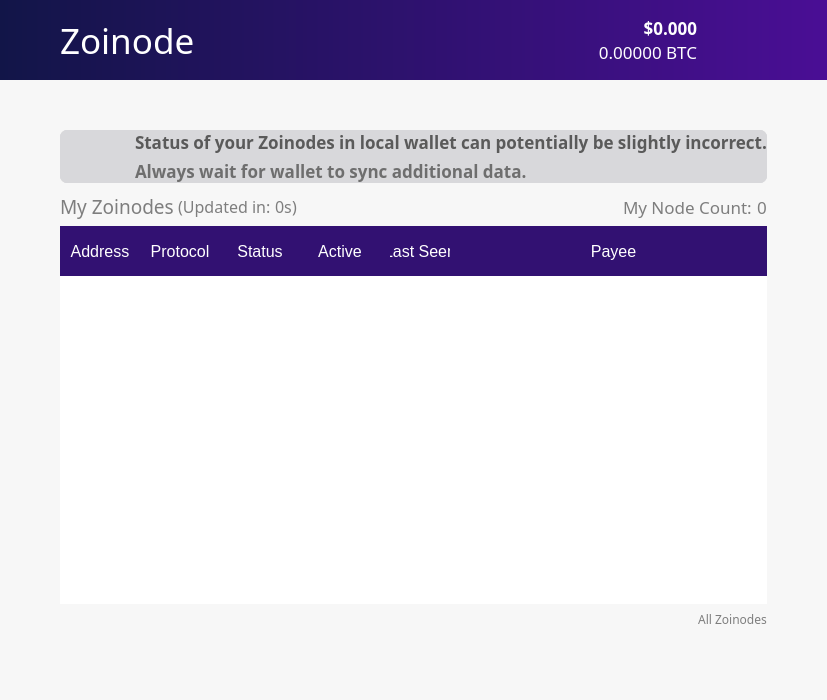
The window that src/qt/forms/zoinodes.ui (noirofficial/noir) describes before a commit, drawn with Qt 5.
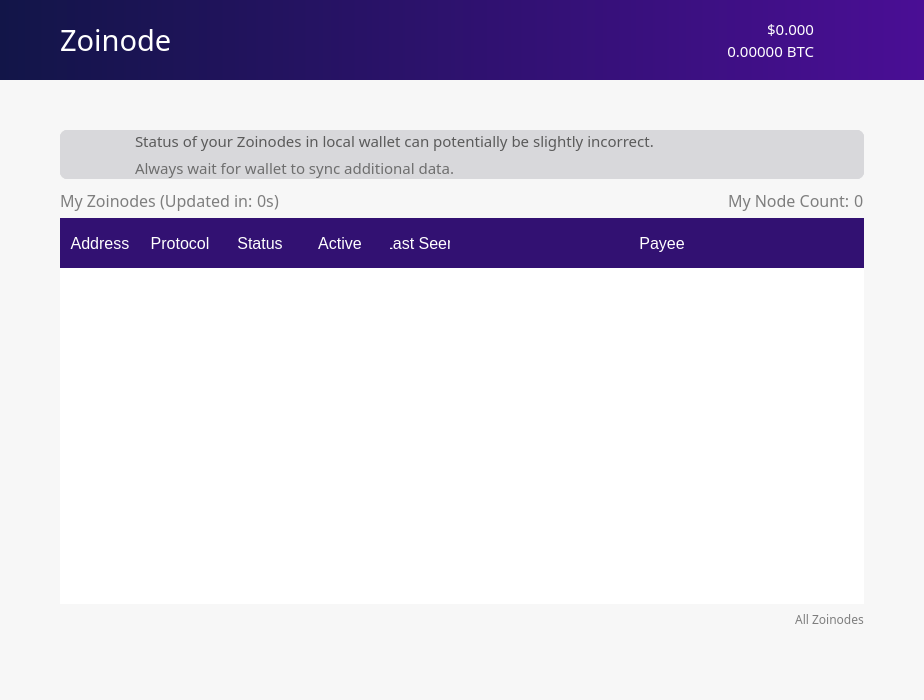
The same window after the commit. Icons and pictures are not drawn.

The edit to the form file:
```diff
--- a/src/qt/forms/zoinodes.ui
+++ b/src/qt/forms/zoinodes.ui
@@ -6,7 +6,7 @@
    <rect>
     <x>0</x>
     <y>0</y>
-    <width>681</width>
+    <width>924</width>
     <height>700</height>
    </rect>
   </property>
@@ -362,7 +362,7 @@
            </property>
            <property name="minimumSize">
             <size>
-             <width>0</width>
+             <width>500</width>
              <height>80</height>
             </size>
            </property>
@@ -416,7 +416,7 @@
               <property name="font">
                <font>
                 <family>ZoinLight</family>
-                <pointsize>26</pointsize>
+                <pointsize>22</pointsize>
                </font>
               </property>
               <property name="autoFillBackground">
@@ -441,9 +441,9 @@
                 <property name="font">
                  <font>
                   <family>ZoinMedium</family>
-                  <pointsize>13</pointsize>
-                  <weight>75</weight>
-                  <bold>true</bold>
+                  <pointsize>11</pointsize>
+                  <weight>50</weight>
+                  <bold>false</bold>
                  </font>
                 </property>
                 <property name="styleSheet">
@@ -463,7 +463,7 @@
                 <property name="font">
                  <font>
                   <family>ZoinLight</family>
-                  <pointsize>13</pointsize>
+                  <pointsize>11</pointsize>
                  </font>
                 </property>
                 <property name="styleSheet">
@@ -482,14 +482,20 @@
             </item>
             <item>
              <widget class="QPushButton" name="pushButton">
+              <property name="minimumSize">
+               <size>
+                <width>0</width>
+                <height>80</height>
+               </size>
+              </property>
               <property name="maximumSize">
                <size>
-                <width>70</width>
-                <height>70</height>
+                <width>50</width>
+                <height>80</height>
                </size>
               </property>
               <property name="styleSheet">
-               <string notr="true">background-color: rgb(0,0,0,0);</string>
+               <string notr="true">background: rgb(0,0,0,0);</string>
               </property>
               <property name="text">
                <string/>
@@ -825,9 +831,9 @@
                  <property name="font">
                   <font>
                    <family>ZoinMedium</family>
-                   <pointsize>13</pointsize>
-                   <weight>75</weight>
-                   <bold>true</bold>
+                   <pointsize>11</pointsize>
+                   <weight>50</weight>
+                   <bold>false</bold>
                   </font>
                  </property>
                  <property name="layoutDirection">
@@ -864,9 +870,9 @@
                  <property name="font">
                   <font>
                    <family>ZoinLight</family>
-                   <pointsize>13</pointsize>
-                   <weight>75</weight>
-                   <bold>true</bold>
+                   <pointsize>11</pointsize>
+                   <weight>50</weight>
+                   <bold>false</bold>
                   </font>
                  </property>
                  <property name="cursor">
@@ -910,7 +916,7 @@
               <property name="font">
                <font>
                 <family>ZoinMedium</family>
-                <pointsize>14</pointsize>
+                <pointsize>12</pointsize>
                </font>
               </property>
               <property name="styleSheet">
@@ -987,7 +993,7 @@
               <property name="font">
                <font>
                 <family>ZoinLight</family>
-                <pointsize>13</pointsize>
+                <pointsize>12</pointsize>
                </font>
               </property>
               <property name="styleSheet">
@@ -1003,7 +1009,7 @@
               <property name="font">
                <font>
                 <family>ZoinMedium</family>
-                <pointsize>13</pointsize>
+                <pointsize>12</pointsize>
                </font>
               </property>
               <property name="styleSheet">
@@ -1541,7 +1547,7 @@
                    <property name="font">
                     <font>
                      <family>ZoinLight</family>
-                     <pointsize>13</pointsize>
+                     <pointsize>11</pointsize>
                     </font>
                    </property>
                    <property name="styleSheet">
```
Left out of the diff: 6 changed lines with no effect on the pictures.
